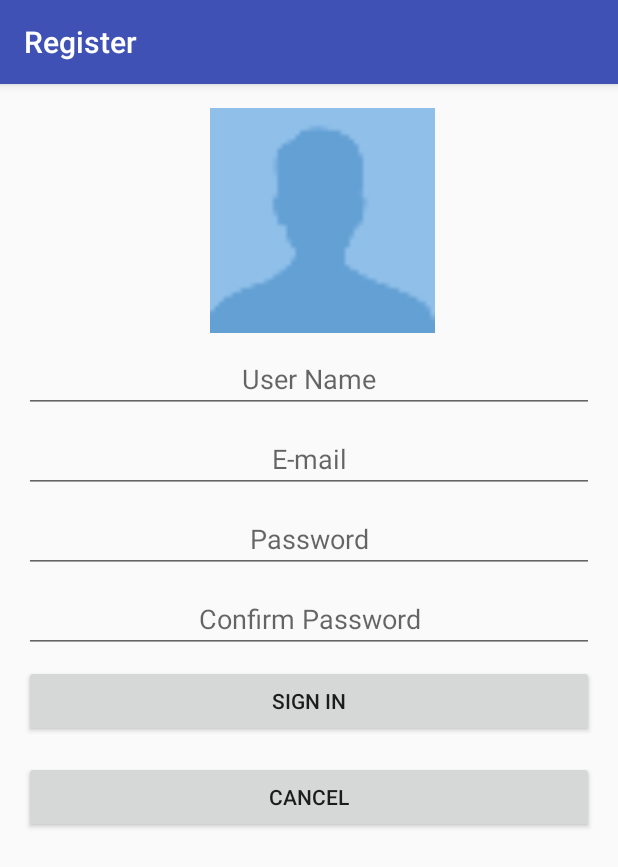
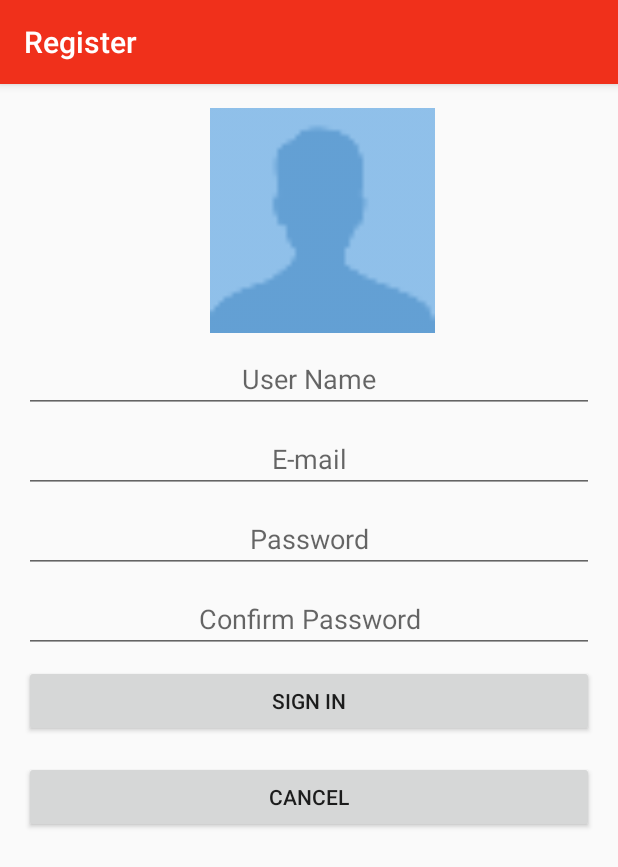
Before and after one commit to RaulGarciaCarrillo/ProyectoMovil, an Android app: the screen it shows after launch (MainActivity), after a tap on "REGISTER", on a phone screen of 412 x 824 dp. Shown: the top 867 px of the screen. Run offline under Robolectric (Android 15) with nearby library versions, the phone set to English and light mode, and no system bars; libraries missing offline, so code that uses them is left out: com.facebook, com.facebook.appevents; 2 statements that could not run were skipped.

Commit message:
Vamo perrea con alta puesto, perfil y registro ohh ti

```diff
--- a/app/src/main/res/values/styles.xml
+++ b/app/src/main/res/values/styles.xml
@@ -3,7 +3,8 @@
     <!-- Base application theme. -->
     <style name="AppTheme" parent="Theme.AppCompat.Light.DarkActionBar">
         <!-- Customize your theme here. -->
-        <item name="colorPrimary">@color/colorPrimary</item>
+       <!-- <item name="colorPrimary">@color/colorPrimary</item> -->
+        <item name="colorPrimary"> #f0301b </item>
         <item name="colorPrimaryDark">@color/colorPrimaryDark</item>
         <item name="colorAccent">@color/colorAccent</item>
     </style>
```
